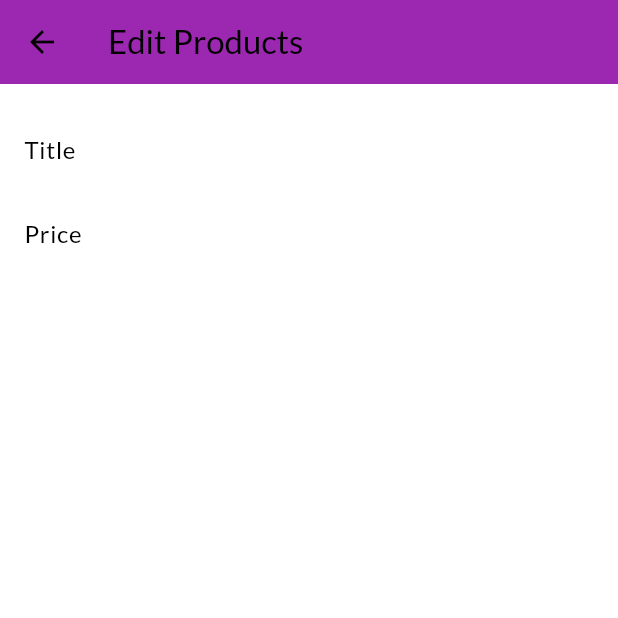
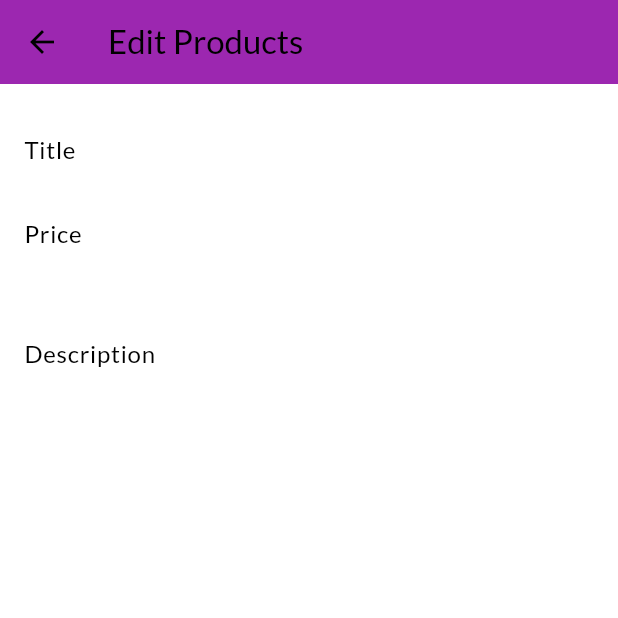
Before and after one commit to haroonmunir01/Shop, a Flutter app: the EditProductScreen screen opened by its route, on a phone screen of 412 x 824 dp, the top half of it. Run offline on Flutter 3.47's test engine with Material 3 defaults, Android fonts, the phone set to English and light mode, and no system bars; network calls fail.

```diff
--- a/lib/screens/edit_product_screen.dart
+++ b/lib/screens/edit_product_screen.dart
@@ -8,7 +8,16 @@ class EditProductScreen extends StatefulWidget {
 }
 
 class _EditProductScreenState extends State<EditProductScreen> {
-var _priceFocusNode=FocusNode();
+final _priceFocusNode=FocusNode();
+final _descriptionFocusNode=FocusNode();
+
+@override
+  void dispose() {
+  _priceFocusNode.dispose();
+  _descriptionFocusNode.dispose();
+    super.dispose();
+  }
+
   @override
   Widget build(BuildContext context) {
     return Scaffold(
@@ -29,6 +38,15 @@ var _priceFocusNode=FocusNode();
               textInputAction: TextInputAction.next,
               keyboardType: TextInputType.number,
               focusNode: _priceFocusNode,
+              onFieldSubmitted: (_){
+                FocusScope.of(context).requestFocus(_descriptionFocusNode);
+              },
+            ),
+            TextFormField(
+              decoration:const InputDecoration(labelText: 'Description'),
+              maxLines: 3,
+              keyboardType: TextInputType.multiline,
+              focusNode: _descriptionFocusNode,
             ),
           ],
         ),
```
